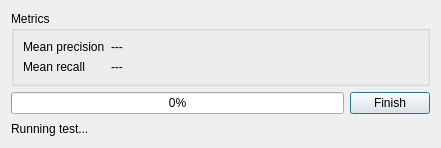
Old version of the form gui/designer/test_dialog.ui in the repository rafalpiwnik/SemanticHashing.
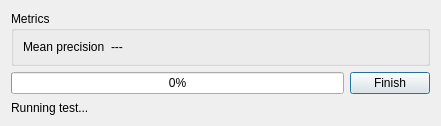
New version of the form.

Diff of the .ui file:
```diff
--- a/gui/designer/test_dialog.ui
+++ b/gui/designer/test_dialog.ui
@@ -7,7 +7,7 @@
     <x>0</x>
     <y>0</y>
     <width>441</width>
-    <height>148</height>
+    <height>126</height>
    </rect>
   </property>
   <property name="windowTitle">
@@ -44,20 +44,6 @@
         </property>
        </widget>
       </item>
-      <item row="1" column="0">
-       <widget class="QLabel" name="label_2">
-        <property name="text">
-         <string>Mean recall</string>
-        </property>
-       </widget>
-      </item>
-      <item row="1" column="1">
-       <widget class="QLabel" name="recall">
-        <property name="text">
-         <string>---</string>
-        </property>
-       </widget>
-      </item>
      </layout>
     </widget>
    </item>
```
